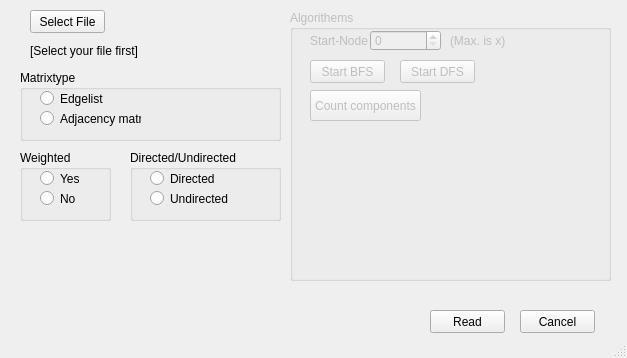
Qt form mainwindow.ui (FNicolai/MMI) before a commit.
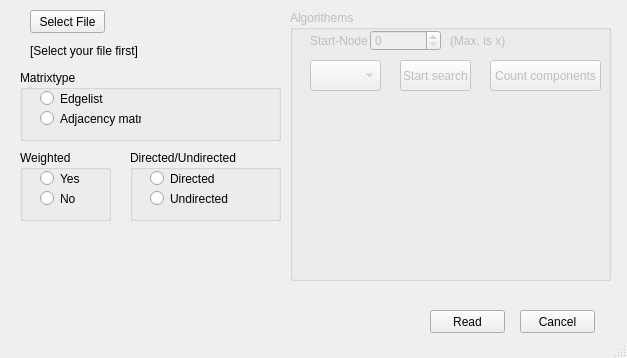
The same form after that commit.

Commit message:
ENUM for type of search and updated GUI
You can now choose by drop down, what kind of search you want to do.

```diff
--- a/mainwindow.ui
+++ b/mainwindow.ui
@@ -216,30 +216,17 @@
     <property name="title">
      <string>Algorithems</string>
     </property>
-    <widget class="QPushButton" name="pushButton_start_bfs">
-     <property name="geometry">
-      <rect>
-       <x>20</x>
-       <y>50</y>
-       <width>75</width>
-       <height>23</height>
-      </rect>
-     </property>
-     <property name="text">
-      <string>Start BFS</string>
-     </property>
-    </widget>
-    <widget class="QPushButton" name="pushButton_start_dfs">
+    <widget class="QPushButton" name="pushButton_start_search">
      <property name="geometry">
       <rect>
        <x>110</x>
        <y>50</y>
-       <width>75</width>
-       <height>23</height>
+       <width>71</width>
+       <height>31</height>
       </rect>
      </property>
      <property name="text">
-      <string>Start DFS</string>
+      <string>Start search</string>
      </property>
     </widget>
     <widget class="QSpinBox" name="spinBox_start_node">
@@ -287,8 +274,8 @@
     <widget class="QPushButton" name="pushButton_count_components">
      <property name="geometry">
       <rect>
-       <x>20</x>
-       <y>80</y>
+       <x>200</x>
+       <y>50</y>
        <width>111</width>
        <height>31</height>
       </rect>
@@ -297,6 +284,16 @@
       <string>Count components</string>
      </property>
     </widget>
+    <widget class="QComboBox" name="comboBox_search_type">
+     <property name="geometry">
+      <rect>
+       <x>20</x>
+       <y>50</y>
+       <width>71</width>
+       <height>31</height>
+      </rect>
+     </property>
+    </widget>
    </widget>
   </widget>
   <widget class="QStatusBar" name="statusBar"/>
```
The commit also changes 4 other files.
